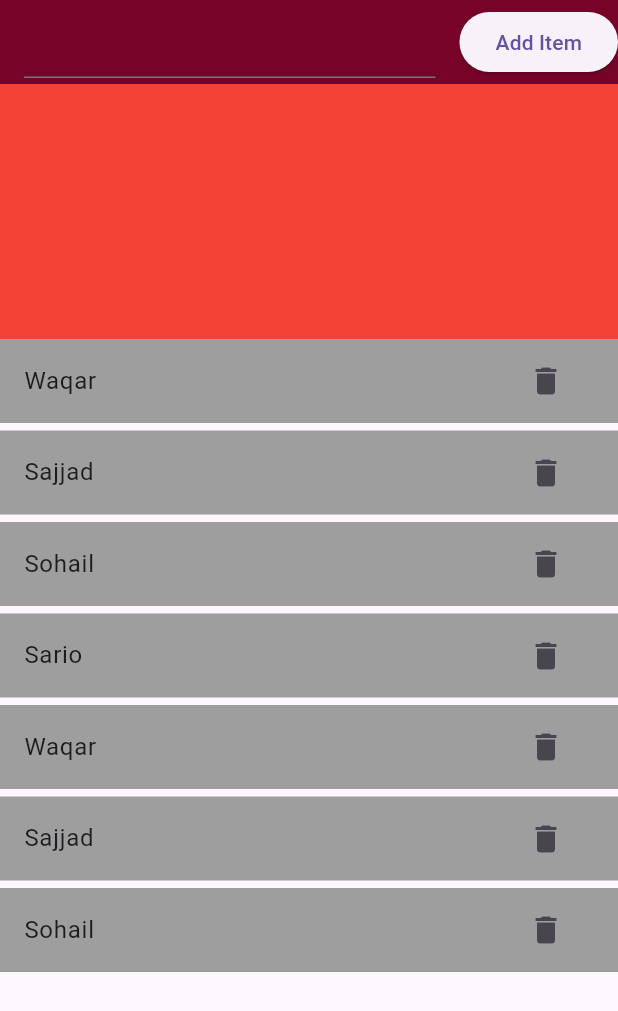
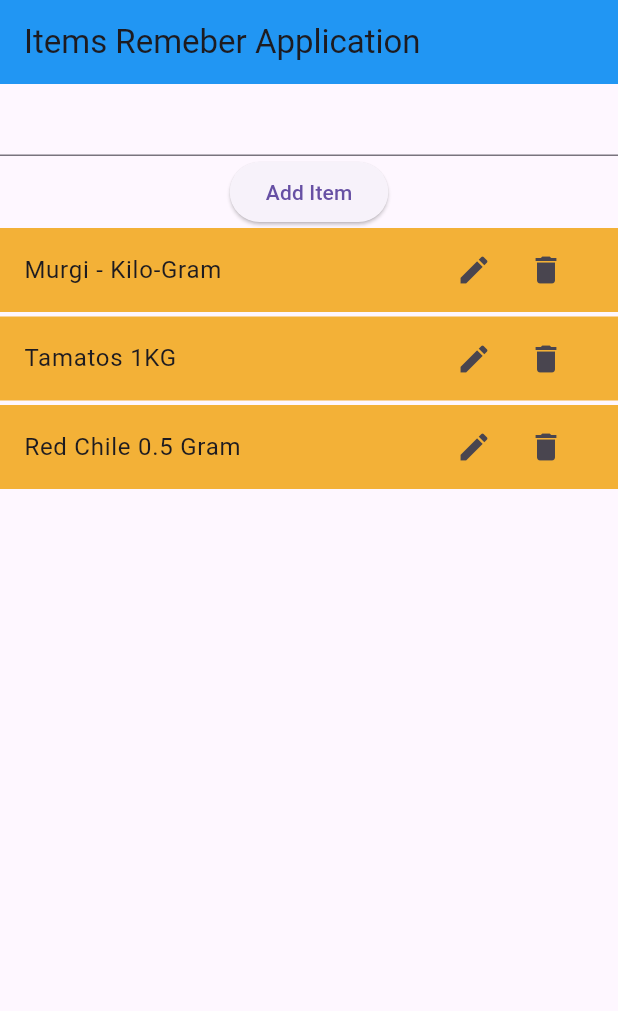
Before and after one commit to SuhAilMAnzoor/Fifth-Expanded-and-Updating-List, a Flutter app: the screen it shows after launch, on a phone screen of 412 x 824 dp. Shown: the top 1011 px of the screen. Run offline on Flutter 3.47's test engine with Material 3 defaults, Android fonts, the phone set to English and light mode, and no system bars.

Commit message:
Item Remeber Application with the help of Listview Builder To Peroform CRUD Operations Add Edit Update Delete and Store

```diff
--- /dev/null
+++ b/lib/04.Important_listview_updating_list.dart
@@ -0,0 +1,121 @@
+import 'package:flutter/material.dart';
+//This is the Item Remeber Application that perform all CRUD operations
+// i have create a list where you can add, update, delete, and store your items using listview builder
+
+class ListviewUpdatingList extends StatefulWidget {
+  const ListviewUpdatingList({super.key});
+
+  @override
+  State<ListviewUpdatingList> createState() => _ListviewUpdatingListState();
+}
+
+class _ListviewUpdatingListState extends State<ListviewUpdatingList> {
+  TextEditingController friendListController = TextEditingController();
+
+  TextEditingController updateItemController = TextEditingController(); // Editing Controller for Getting Input
+  List Items = ["Murgi - Kilo-Gram", "Tamatos 1KG", "Red Chile 0.5 Gram"]; //Some stored names in the Items Variable
+
+  //Add Items using TextField
+  addItem() {
+    setState(() {
+      Items.add("value");
+    });
+  }
+
+  // removeAt Function
+  removeItem({meraBanayahowa}) {
+    setState(() {
+      Items.removeAt(meraBanayahowa); //Delete item from list
+    });
+  }
+
+  @override
+  Widget build(BuildContext context) {
+    return SafeArea(
+      child: Scaffold(
+        appBar: AppBar(
+          backgroundColor: Colors.blue,
+          title: const Text("Items Remeber Application")
+        ),
+        body: Column(
+          children: [
+            TextField(
+          controller: friendListController,
+        ),
+          ElevatedButton(
+              onPressed: () {
+                setState(() {
+                  Items.add(friendListController.text);
+                  friendListController.clear();
+                });
+              },
+              child: const Text(
+                "Add Item",
+              )),
+            Expanded(
+              child: ListView.builder(
+                  itemCount: Items.length,
+                  itemBuilder: (context, index) {
+                    return Container(
+                      margin: const EdgeInsets.only(bottom: 3),
+                      child: ListTile(
+                        tileColor: const Color.fromARGB(255, 243, 177, 55),
+                        title: Text(Items[index]),
+                        trailing: Wrap(
+                          children: [
+                            IconButton(
+                              onPressed: () {
+                                updateItemController.text = Items[index];
+                                showDialog(
+                                    context: context,
+                                    // barrierDismissible: false,   //use for lock the alreat dialog pop
+                                    builder: (context) {
+                                      return AlertDialog(
+                                        title: const Text("Update Value"),
+                                        content: TextField(
+                                          controller:
+                                              updateItemController, //getting the input for updation in updateItemController
+                                        ),
+                                        actions: [
+                                          ElevatedButton(
+                                            onPressed: () {
+                                              setState(() {
+                                                Items[
+                                                        index] = //When a user click any edit button it will change
+                                                    updateItemController
+                                                        .text; //that index's value
+                                              });
+                                              updateItemController.clear();
+                                              Navigator.pop(context);
+                                            },
+                                            child: const Text(
+                                              "Update",
+                                            ),
+                                          )
+                                        ],
+                                      );
+                                    });
+                              },
+                              icon: const Icon(
+                                Icons.edit,
+                              ),
+                            ),
+                            IconButton(
+                                onPressed: () {
+                                  removeItem(meraBanayahowa: index);
+                                },
+                                icon: const Icon(
+                                  Icons.delete,
+                                )),
+                          ],
+                        ),
+                      ),
+                    );
+                  }),
+            ),
+          ],
+        ),
+      ),
+    );
+  }
+}
--- a/lib/main.dart
+++ b/lib/main.dart
@@ -1,4 +1,4 @@
-import 'package:fifth_expanded_and_updating_list/03.list_view_builder_with_expandeds_scrollable.dart';
+import 'package:fifth_expanded_and_updating_list/04.Important_listview_updating_list.dart';
 import 'package:flutter/material.dart';
 
 void main() {
@@ -11,7 +11,7 @@ class MyApp extends StatelessWidget {
   @override
   Widget build(BuildContext context) {
     return const MaterialApp(
-      home: ListviewBuilderWithExpandedsScrollable(),
+      home: ListviewUpdatingList(),
     );
   }
 }
```
